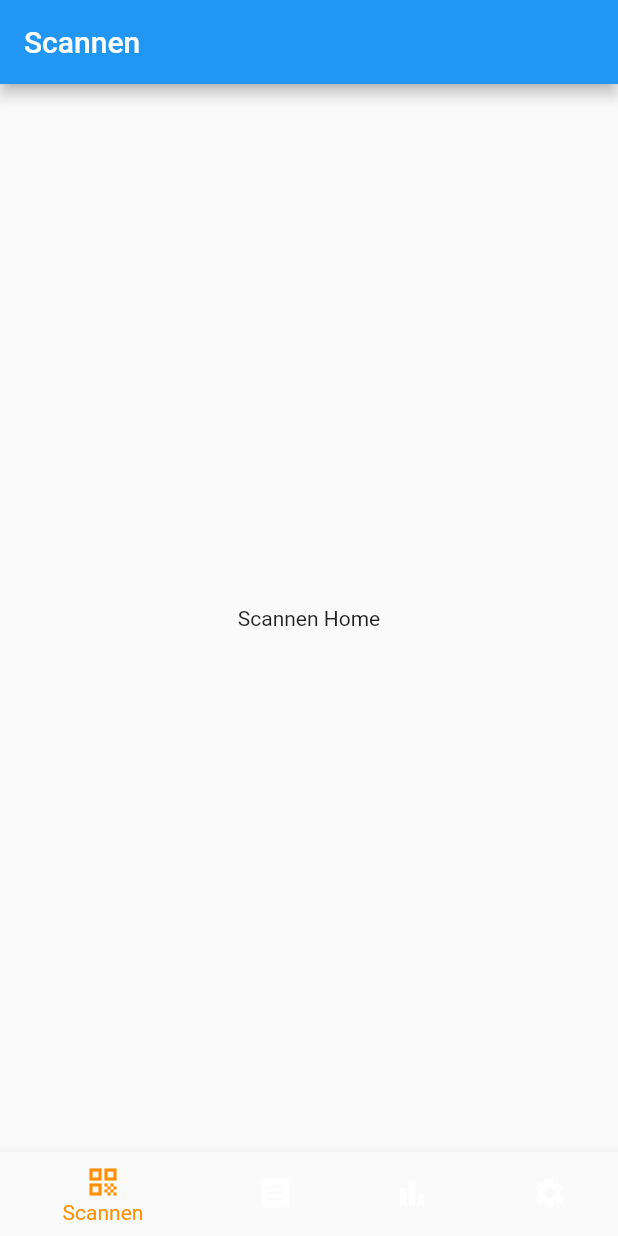
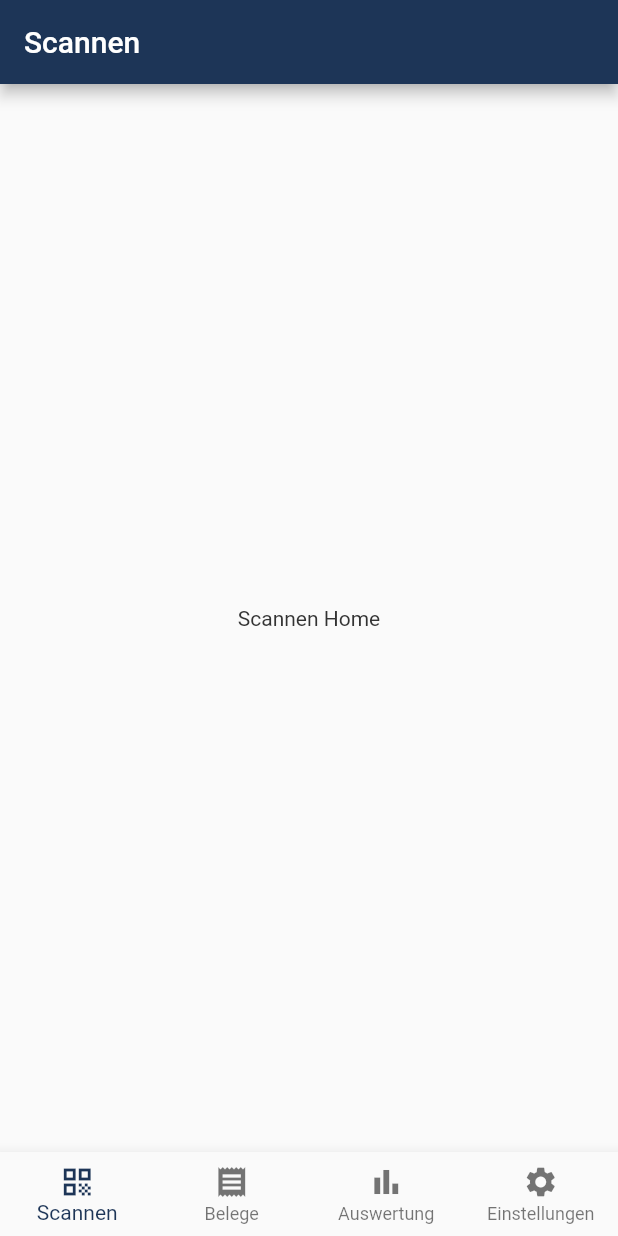
Before and after one commit to jangrunicke/Billsolution, a Flutter app: the screen it shows after launch, on a phone screen of 412 x 824 dp. Run offline on Flutter 3.47's test engine with Material 2 defaults, Android fonts, the phone set to English and light mode, and no system bars.

Commit message:
added basic theme setup

```diff
--- a/lib/app_shell.dart
+++ b/lib/app_shell.dart
@@ -50,7 +50,8 @@ class _AppShellState extends State<AppShell> {
             icon: Icon(destination.icon),
           );
         }).toList(),
-        selectedItemColor: Colors.amber[800],
+        type: BottomNavigationBarType.fixed,
+        selectedItemColor: Theme.of(context).primaryColor,
         currentIndex: _selectedIndex,
         onTap: onItemTapped,
       ),
--- a/lib/main.dart
+++ b/lib/main.dart
@@ -1,4 +1,5 @@
 import 'package:billsolution_app/app_shell.dart';
+import 'package:billsolution_app/theme.dart';
 import 'package:flutter/material.dart';
 
 void main() {
@@ -10,6 +11,7 @@ class App extends StatelessWidget {
   Widget build(BuildContext context) {
     return MaterialApp(
       title: 'BillSolution',
+      theme: AppTheme.themeData,
       home: AppShell(),
     );
   }
--- /dev/null
+++ b/lib/theme.dart
@@ -0,0 +1,11 @@
+import 'package:flutter/material.dart';
+
+class AppTheme {
+  static ThemeData themeData = ThemeData(
+    primaryColor: Color.fromRGBO(29, 53, 87, 1),
+    accentColor: Color.fromRGBO(0, 122, 255, 1),
+    textTheme: TextTheme(
+      bodyText2: TextStyle(color: Color.fromRGBO(51, 51, 51, 1)),
+    ),
+  );
+}
```
